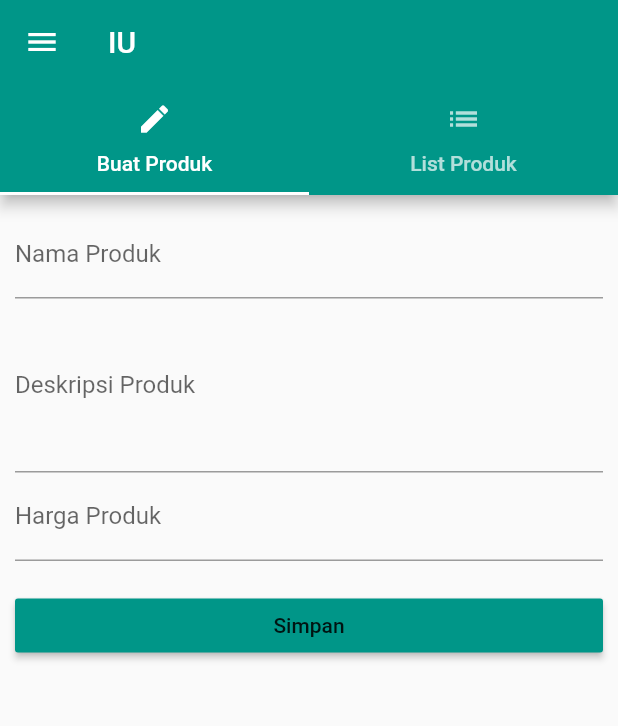
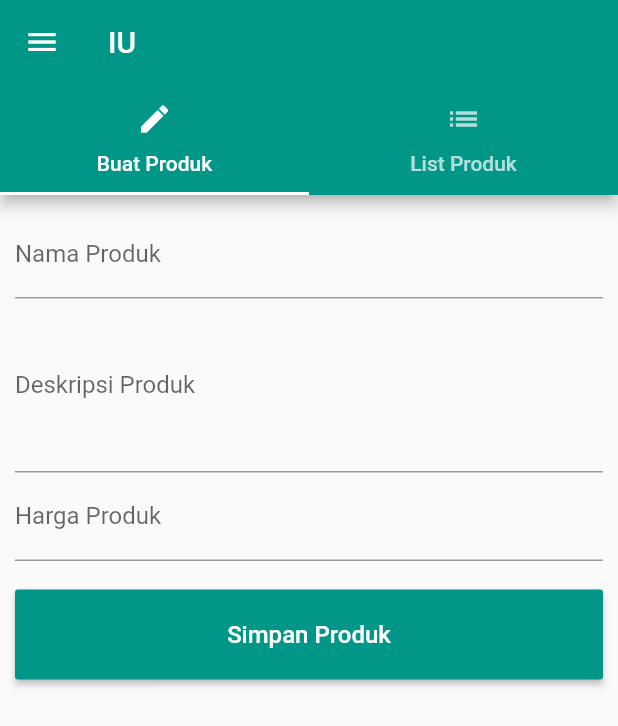
Before and after one commit to gandhiwiria78/latihan2, a Flutter app: the ProdukAdminPage screen opened by its route, on a phone screen of 412 x 824 dp. Shown: the top 726 px of the screen. Run offline on Flutter 3.47's test engine with Material 2 defaults, Android fonts, the light colour scheme and no system bars.

Commit message:
Latihan 8.14

```diff
--- a/lib/main.dart
+++ b/lib/main.dart
@@ -52,7 +52,7 @@ void _deleteProduk(int index){
         if(pathElement[1] =="produks"){
           final int index = int.parse(pathElement[2]);
           return MaterialPageRoute<bool>(
-            builder: (BuildContext context) => ProdukDetail(_produks[index]['judul'],_produks[index]['image']),
+            builder: (BuildContext context) => ProdukDetail(_produks[index]['judul'],_produks[index]['image'],_produks[index]['harga'],_produks[index]['deskripsi']),
           );
         }
         return null;
--- a/lib/pages/ProdukPage.dart
+++ b/lib/pages/ProdukPage.dart
@@ -20,6 +20,7 @@ class ProdukPage extends StatelessWidget {
               title: Text('Menu'),
             ),
             ListTile(
+              leading: Icon(Icons.edit),
               title: Text('Manager Produk'),
               onTap: (){
                   Navigator.pushReplacementNamed(context, '/admin');
--- a/lib/pages/produk_Admin.dart
+++ b/lib/pages/produk_Admin.dart
@@ -20,6 +20,7 @@ class ProdukAdminPage extends StatelessWidget {
                 title: Text('Menu'),
               ),
               ListTile(
+                leading: Icon(Icons.all_inclusive),
                 title: Text('All Product'),
                 onTap: () {
                   Navigator.pushReplacementNamed(context, '/ProduksPage');
--- a/lib/pages/produk_create.dart
+++ b/lib/pages/produk_create.dart
@@ -1,3 +1,4 @@
+import 'dart:ui';
 import 'package:flutter/material.dart';
 
 class ProdukCreatePage extends StatefulWidget {
@@ -45,9 +46,13 @@ class _ProdukCreatePageState extends State<ProdukCreatePage>{
             });
           },),
           SizedBox(height: 19,),
-          RaisedButton(
-            child: Text('Simpan'),
-            color: Theme.of(context).accentColor,
+          MaterialButton(
+                height: 60.0,
+                minWidth: window.physicalSize.width,
+                color: Theme.of(context).primaryColor,
+                textColor: Colors.white,
+
+                child: new Text("Simpan Produk",style: TextStyle(fontSize: 16),),
             onPressed: (){
                final Map<String,dynamic> produks = {
                  "judul": _namaProduk,
--- a/lib/produks.dart
+++ b/lib/produks.dart
@@ -12,10 +12,11 @@ class Produks extends StatelessWidget {
       child: Column(
         children: <Widget>[
           Image.asset(produks[index]['image']),
-          Text(produks[index]['judul']),
+          SizedBox(height: 10,),
+          Text(produks[index]['judul'],style: TextStyle(fontSize: 20,fontWeight: FontWeight.w800),),
           ButtonBar(alignment: MainAxisAlignment.center, children: <Widget>[
             FlatButton(
-              child: Text('Detail Food'),
+              child: Text('Detail'),
               textColor: ThemeData().accentColor,
               padding: const EdgeInsets.all(0.0),
               onPressed: () => Navigator
```
Also changed, not shown: lib/pages/auth.dart (+9 -5 lines), lib/pages/produkDetail.dart (+6 -3 lines).
